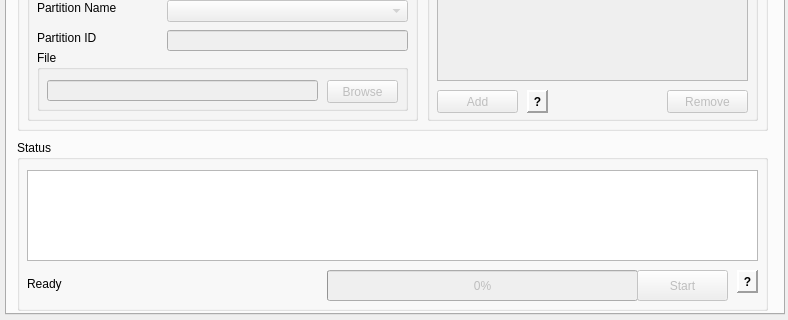
Old version of the form heimdall-frontend/mainwindow.ui in the repository Benjamin-Dobell/Heimdall; both pictures show x 0 to 788 and y 205 to 525 of the 788 by 525 pixel window.
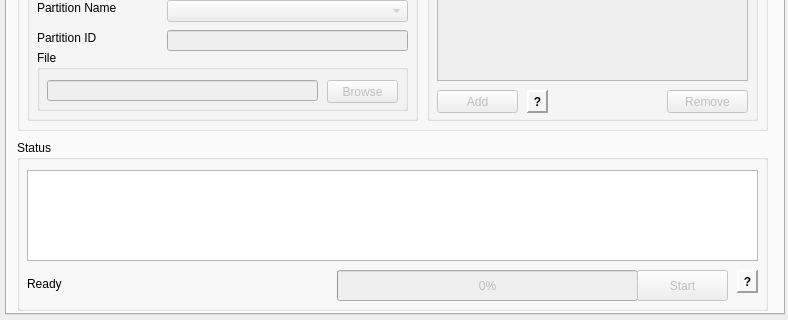
New version of the form. The open tabs and pages were chosen to show the change.

Commit message: - Added file extension checks to Heimdall Frontend (for partition files). - Made sure Heimdall command line always returns 1 if a device is not detected. - Minor interface tweaks for Heimdall Frontend.

The edit to the form file:
```diff
--- a/heimdall-frontend/mainwindow.ui
+++ b/heimdall-frontend/mainwindow.ui
@@ -414,9 +414,9 @@
        </property>
        <property name="geometry">
         <rect>
-         <x>310</x>
+         <x>320</x>
          <y>130</y>
-         <width>311</width>
+         <width>301</width>
          <height>31</height>
         </rect>
        </property>
@@ -451,7 +451,7 @@
         <rect>
          <x>10</x>
          <y>130</y>
-         <width>291</width>
+         <width>301</width>
          <height>21</height>
         </rect>
        </property>
```
The commit also changes 6 other files.
